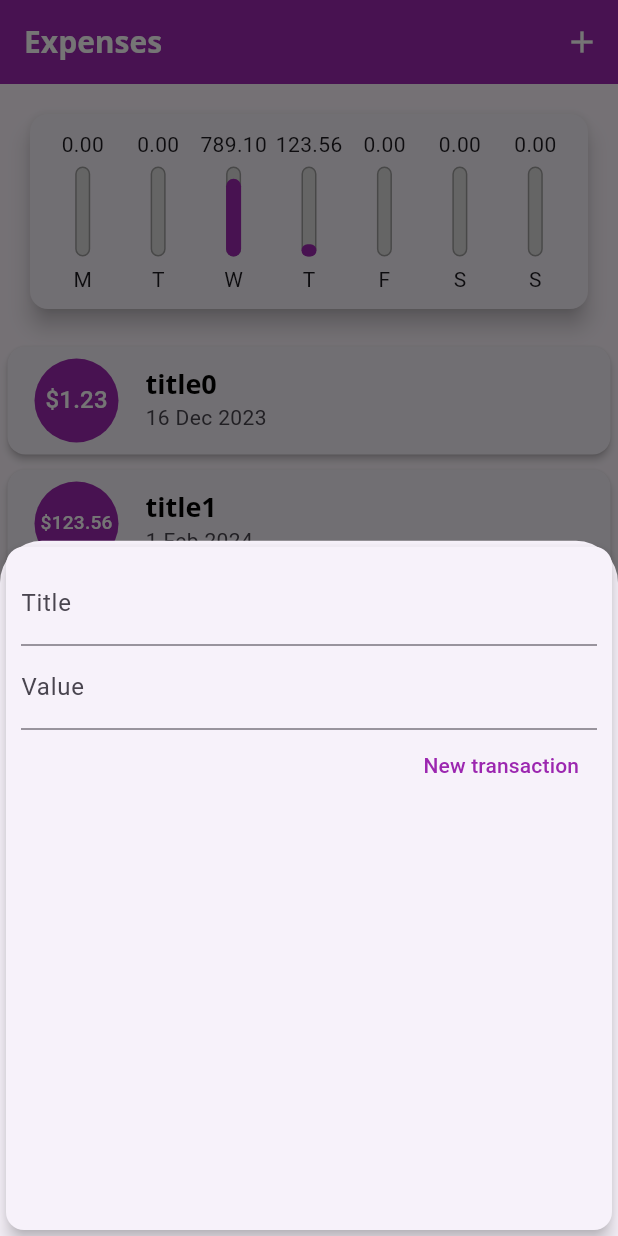
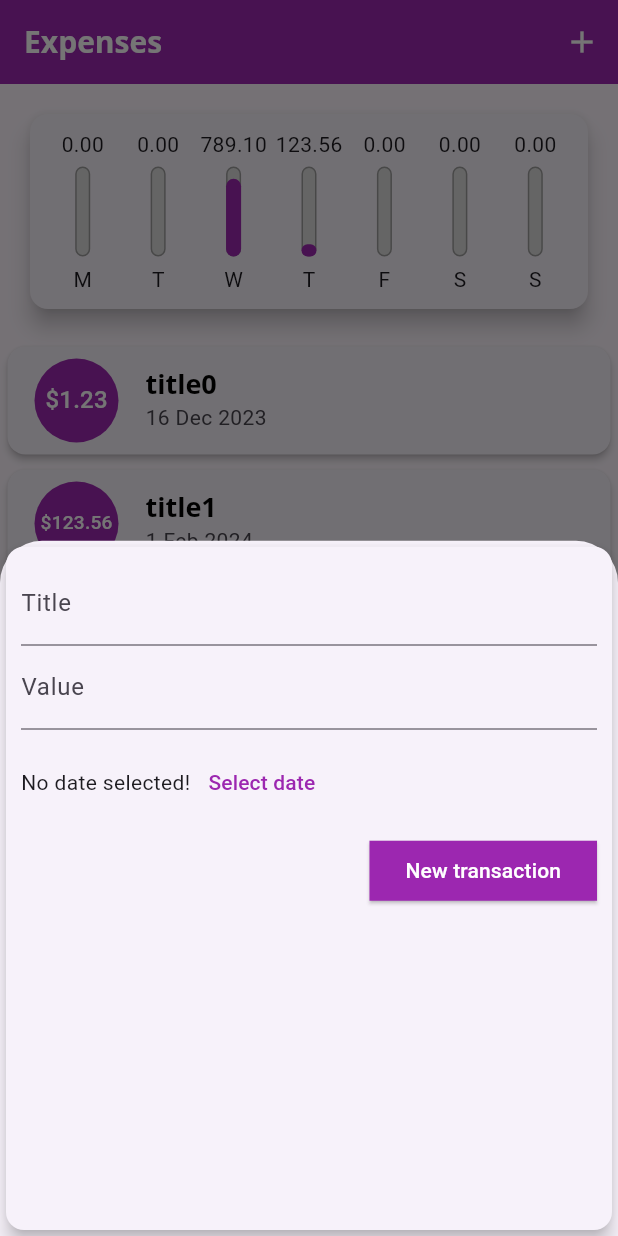
Before and after one commit to davisiqueira1/flutter_expenses_app, a Flutter app: the screen it shows after launch, after a tap on the "add" icon, on a phone screen of 412 x 824 dp. Run offline on Flutter 3.47's test engine with Material 3 defaults, Android fonts, the phone set to English and light mode, and no system bars.

Commit message:
feat: create date field at transaction form

```diff
--- a/lib/components/transaction_form.dart
+++ b/lib/components/transaction_form.dart
@@ -48,15 +48,34 @@ class _TransactionFormState extends State<TransactionForm> {
               decoration: const InputDecoration(labelText: "Value"),
               onSubmitted: (_) => _submitForm(),
             ),
+            SizedBox(
+              height: 70,
+              child: Row(
+                children: [
+                  const Text("No date selected!"),
+                  TextButton(
+                    onPressed: () {},
+                    child: const Text("Select date"),
+                  )
+                ],
+              ),
+            ),
             Row(
               mainAxisAlignment: MainAxisAlignment.end,
               children: [
-                TextButton(
-                    onPressed: _submitForm,
-                    child: const Text(
-                      "New transaction",
-                      style: TextStyle(color: Colors.purple),
-                    )),
+                ElevatedButton(
+                  style: ElevatedButton.styleFrom(
+                    backgroundColor: Theme.of(context).colorScheme.primary,
+                    shape: const BeveledRectangleBorder(),
+                  ),
+                  onPressed: _submitForm,
+                  child: Text(
+                    "New transaction",
+                    style: TextStyle(
+                      color: Theme.of(context).textTheme.labelLarge!.color,
+                    ),
+                  ),
+                ),
               ],
             )
           ],
--- a/lib/main.dart
+++ b/lib/main.dart
@@ -22,12 +22,13 @@ class ExpensesApp extends StatelessWidget {
           secondary: Colors.amber,
         ),
         textTheme: theme.textTheme.copyWith(
-          titleLarge: const TextStyle(
+            titleLarge: const TextStyle(
               fontFamily: "OpenSans",
               fontSize: 18,
               fontWeight: FontWeight.bold,
-              color: Colors.black),
-        ),
+              color: Colors.black,
+            ),
+            labelLarge: const TextStyle(color: Colors.white)),
         appBarTheme: const AppBarTheme(
           color: Colors.white,
           titleTextStyle: TextStyle(
```
